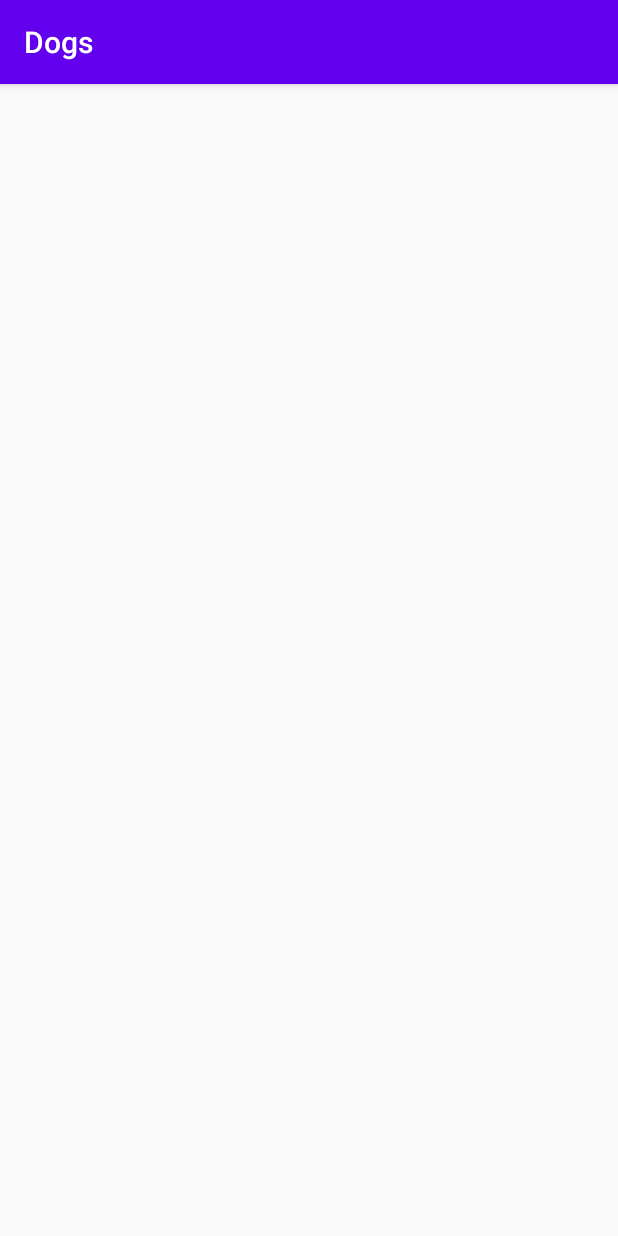
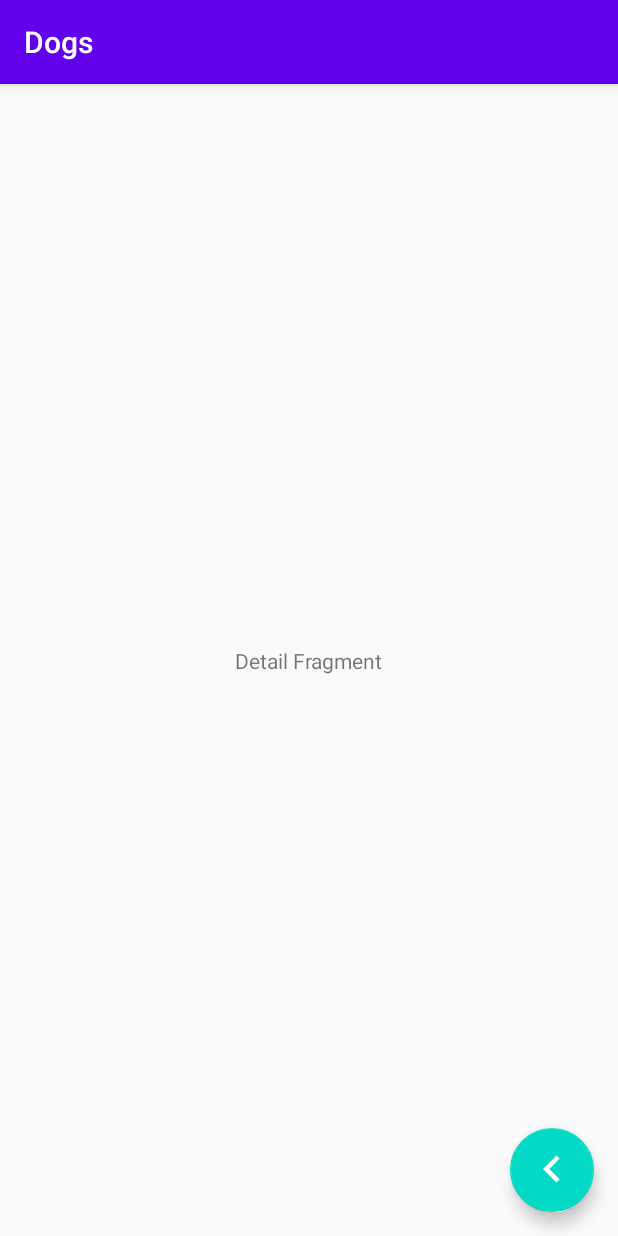
Before and after one commit to ShellCore/Jetpack, an Android app: the screen it shows after launch (MainActivity), on a phone screen of 412 x 824 dp. Run offline under Robolectric (Android 15) with nearby library versions, the phone set to English and light mode, and no system bars; our stand-ins replace data binding.

Commit message:
Se modificaron elementos de la vista para diferenciar la lista del detalle.

```diff
--- /dev/null
+++ b/Dogs/app/src/main/res/drawable/ic_keyboard_arrow_left.xml
@@ -0,0 +1,9 @@
+<vector xmlns:android="http://schemas.android.com/apk/res/android"
+        android:width="24dp"
+        android:height="24dp"
+        android:viewportWidth="24.0"
+        android:viewportHeight="24.0">
+    <path
+        android:fillColor="#FF000000"
+        android:pathData="M15.41,16.09l-4.58,-4.59 4.58,-4.59L14,5.5l-6,6 6,6z"/>
+</vector>
--- a/Dogs/app/src/main/res/layout/fragment_detail.xml
+++ b/Dogs/app/src/main/res/layout/fragment_detail.xml
@@ -1,16 +1,38 @@
 <?xml version="1.0" encoding="utf-8"?>
 <layout xmlns:android="http://schemas.android.com/apk/res/android"
+    xmlns:app="http://schemas.android.com/apk/res-auto"
     xmlns:tools="http://schemas.android.com/tools">
 
     <data>
 
     </data>
 
-    <FrameLayout
+    <androidx.constraintlayout.widget.ConstraintLayout
         android:layout_width="match_parent"
-        android:layout_height="match_parent"
-        tools:context=".view.DetailFragment">
+        android:layout_height="match_parent">
 
 
-    </FrameLayout>
+        <TextView
+            android:id="@+id/textView2"
+            android:layout_width="wrap_content"
+            android:layout_height="wrap_content"
+            android:text="Detail Fragment"
+            app:layout_constraintBottom_toBottomOf="parent"
+            app:layout_constraintEnd_toEndOf="parent"
+            app:layout_constraintStart_toStartOf="parent"
+            app:layout_constraintTop_toTopOf="parent" />
+
+        <com.google.android.material.floatingactionbutton.FloatingActionButton
+            android:id="@+id/floatingActionButton"
+            android:layout_width="wrap_content"
+            android:layout_height="wrap_content"
+            android:layout_marginEnd="16dp"
+            android:layout_marginBottom="16dp"
+            android:clickable="true"
+            android:src="@drawable/ic_keyboard_arrow_left"
+            android:tint="@android:color/white"
+            app:layout_constraintBottom_toBottomOf="parent"
+            app:layout_constraintEnd_toEndOf="parent"
+            app:maxImageSize="36dp" />
+    </androidx.constraintlayout.widget.ConstraintLayout>
 </layout>
```
Also changed, not shown: Dogs/app/src/main/res/drawable/ic_keyboard_arrow_right.xml (added, +9 -0 lines), Dogs/app/src/main/res/layout/fragment_list.xml (+27 -4 lines).
